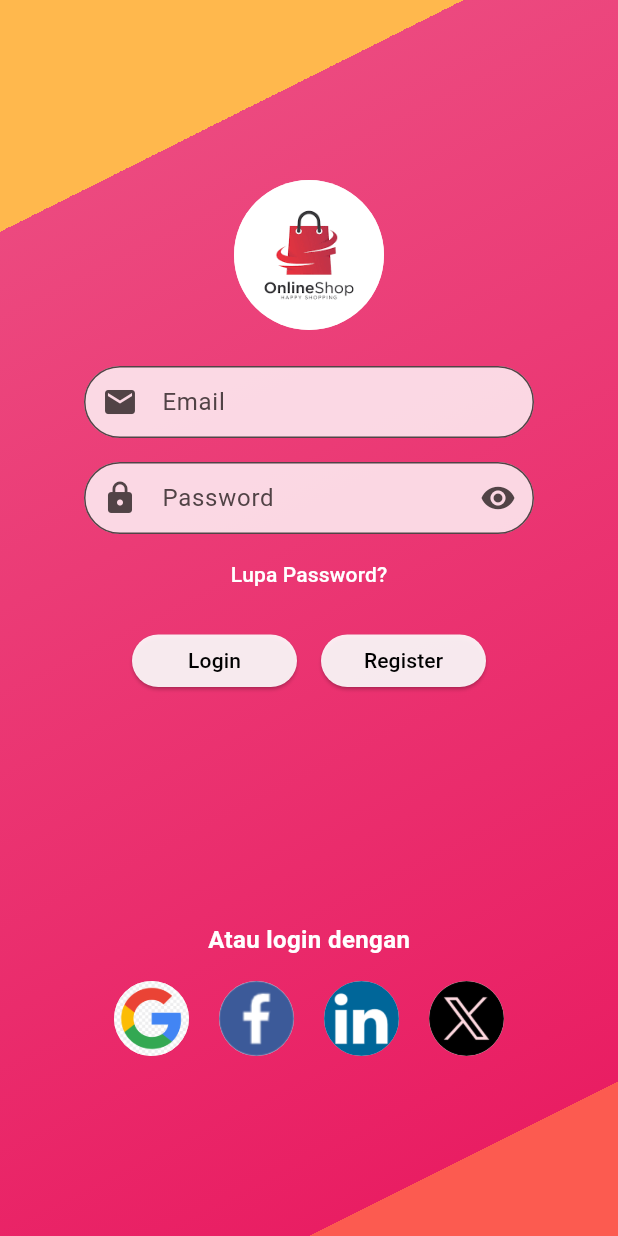
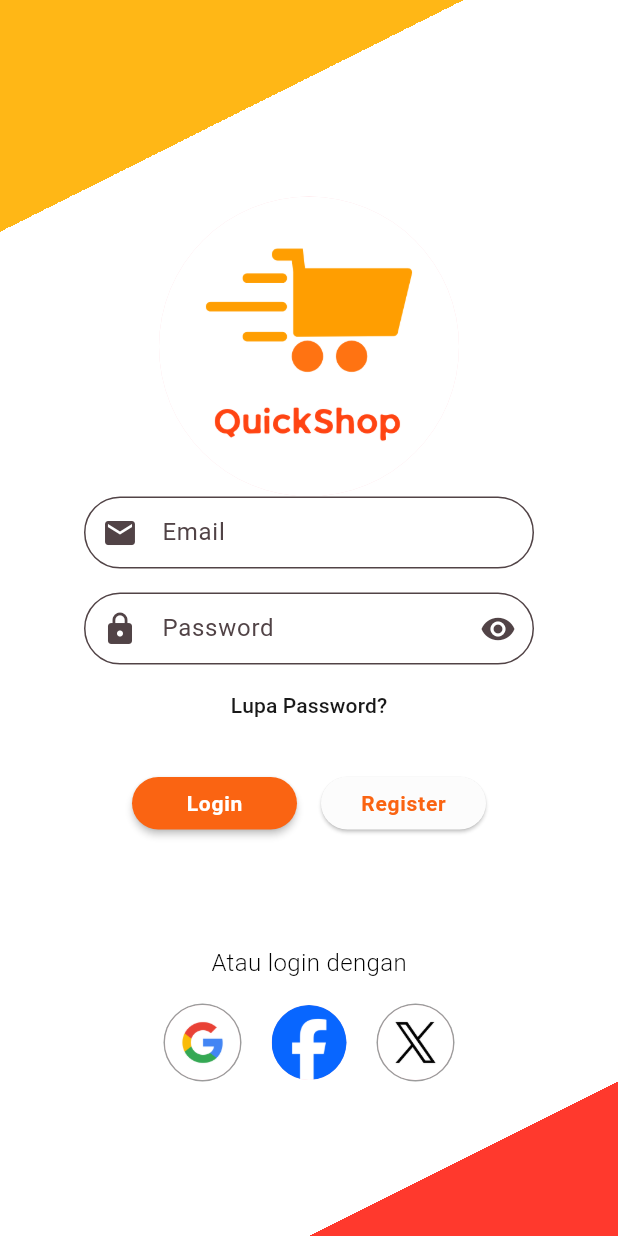
Before and after one commit to chrisnaocta/Semester-3-Flutter-Belanja-Mobile, a Flutter app: the screen it shows after launch, on a phone screen of 412 x 824 dp. Run offline on Flutter 3.47's test engine with Material 3 defaults, Android fonts, the phone set to English and light mode, and no system bars; our stand-ins replace image_picker.

Commit message:
Mengubah tampilan login

```diff
--- a/lib/login.dart
+++ b/lib/login.dart
@@ -73,11 +73,11 @@ class _LoginPageState extends State<LoginPage> {
             decoration: BoxDecoration(
               gradient: LinearGradient(
                 colors: [
-                  const Color.fromARGB(255, 255, 184, 77),
-                  Colors.red,
-                  const Color.fromARGB(255, 236, 73, 127),
-                  Colors.pink,
-                  const Color.fromARGB(255, 252, 91, 80),
+                  const Color.fromARGB(255, 255, 183, 22),
+                  Colors.white,
+                  Colors.white,
+                  Colors.white,
+                  const Color.fromARGB(255, 255, 57, 45),
               ],
               stops: [0.15, 0.15, 0.15, 0.90, 0.90],
               begin: Alignment.topLeft,
@@ -93,12 +93,14 @@ class _LoginPageState extends State<LoginPage> {
               child: Column(
                 mainAxisAlignment: MainAxisAlignment.center,
                 children: [
+                  SizedBox(
+                    height: 28,
+                  ),
                   // Logo berbentuk lingkaran
                   CircleAvatar(
-                    radius: 50,
-                    backgroundImage: AssetImage('assets/images/logo.png'),
+                    radius: 100,
+                    backgroundImage: AssetImage('assets/images/QuickShop.png'),
                   ),
-                  SizedBox(height: 24),
 
                   // TextField email dengan desain kapsul dan ikon email
                   SizedBox(
@@ -111,7 +113,7 @@ class _LoginPageState extends State<LoginPage> {
                         border: OutlineInputBorder(
                           borderRadius: BorderRadius.circular(30),
                         ),
-                        contentPadding: EdgeInsets.symmetric(horizontal: 20),
+                        contentPadding: EdgeInsets.all(4),
                         filled: true,
                         fillColor: Colors.white.withOpacity(0.8),
                       ),
@@ -164,11 +166,11 @@ class _LoginPageState extends State<LoginPage> {
                       child: Text(
                         'Lupa Password?',
                         style: TextStyle(
-                            color: const Color.fromARGB(255, 255, 255, 255)),
+                            color: const Color.fromARGB(230, 0,0,0)),
                       ),
                     ),
                   ),
-                  SizedBox(height: 16),
+                  SizedBox(height: 24),
 
                   // Tombol login dan register dalam satu row
                   Row(
@@ -180,11 +182,18 @@ class _LoginPageState extends State<LoginPage> {
                         child:
                         ElevatedButton(
                           style: ElevatedButton.styleFrom(
-                            backgroundColor: Colors.white.withOpacity(0.9),
-                            foregroundColor: Colors.black,
+                            backgroundColor: Color.fromARGB(255, 250, 100, 18),
+                            foregroundColor: Colors.white,
+                            elevation: 2,
                           ),
                           onPressed: _login,
-                          child: Text('Login'),
+                          child: Text(
+                            'Login',
+                            style: TextStyle(
+                              fontWeight: FontWeight.w600,
+                              letterSpacing: 0.5,
+                            ),
+                          ),
                         ),
                       ),
                       SizedBox(width: 16),
@@ -193,8 +202,9 @@ class _LoginPageState extends State<LoginPage> {
                         height: 35,
                         child: ElevatedButton(
                           style: ElevatedButton.styleFrom(
-                            backgroundColor: Colors.white.withOpacity(0.9),
-                            foregroundColor: Colors.black,
+                            backgroundColor: const Color.fromARGB(255, 252, 252, 252),
+                            foregroundColor: Color.fromARGB(255, 250, 100, 18),
+
                           ),
                           onPressed: () {
                             Navigator.push(
@@ -203,7 +213,13 @@ class _LoginPageState extends State<LoginPage> {
                                   builder: (context) => RegisterPage()),
                             );
                           },
-                          child: Text('Register'),
+                          child: Text(
+                            'Register',
+                            style: TextStyle(
+                              fontWeight: FontWeight.w600,
+                              letterSpacing: 0.5,
+                            ),
+                          ),
                         ),
                       ),
                     ],
@@ -218,15 +234,15 @@ class _LoginPageState extends State<LoginPage> {
                       fontWeight: FontWeight.bold, // Set text to bold
                     ),
                   ),
-                  SizedBox(height: 120),
+                  SizedBox(height: 40),
 
                   // Login dengan sosial media
                   Text(
                     "Atau login dengan",
                     style: TextStyle(
-                        color: Colors.white,
+                        color: Colors.black,
                         fontSize: 16,
-                        fontWeight: FontWeight.w600),
+                        fontWeight: FontWeight.w300),
                   ),
                   SizedBox(height: 16),
 
@@ -235,16 +251,22 @@ class _LoginPageState extends State<LoginPage> {
                     children: [
                       GestureDetector(
                         onTap: () {},
+                        child:
+                        CircleAvatar(
+                          radius: 26,
+                          backgroundColor: Color.fromARGB(99, 0, 0, 0),
                           child: CircleAvatar(
                             radius: 25,
                             backgroundImage:
                                 AssetImage('assets/images/google_logo.png'),
                           ),
                         ),
+                      ),
                       SizedBox(width: 20),
                       GestureDetector(
                         onTap: () {},
-                        child: CircleAvatar(
+                        child:
+                        CircleAvatar(
                           radius: 25,
                           backgroundImage:
                               AssetImage('assets/images/facebook_logo.png'),
@@ -253,19 +275,16 @@ class _LoginPageState extends State<LoginPage> {
                       SizedBox(width: 20),
                       GestureDetector(
                         onTap: () {},
+                        child:
+                        CircleAvatar(
+                          radius: 26,
+                          backgroundColor: const Color.fromARGB(99, 0, 0, 0),
                           child: CircleAvatar(
                             radius: 25,
-                          backgroundImage:
-                              AssetImage('assets/images/linkedin_logo.png'),
-                        ),
-                      ),
-                      SizedBox(width: 20),
-                      GestureDetector(
-                        onTap: () {},
-                        child: CircleAvatar(
-                          radius: 25,
+
                             backgroundImage:
                                 AssetImage('assets/images/twitter_logo.png'),
+                          ),
                         ),
                       ),
                     ],
--- a/pubspec.yaml
+++ b/pubspec.yaml
@@ -71,8 +71,8 @@ flutter:
     - assets/images/Gambar_login2.png
     - assets/images/google_logo.png
     - assets/images/facebook_logo.png
-    - assets/images/linkedin_logo.png
     - assets/images/twitter_logo.png
+    - assets/images/QuickShop.png
 
   # An image asset can refer to one or more resolution-specific "variants", see
   # https://flutter.dev/to/resolution-aware-images
```
Also changed, not shown: assets/images/QuickShop.png (added), assets/images/facebook_logo.png, assets/images/google_logo.png, assets/images/linkedin_logo.png (deleted), assets/images/logo.png, assets/images/twitter_logo.png. Lines whose indentation alone changed are shown as unchanged.
